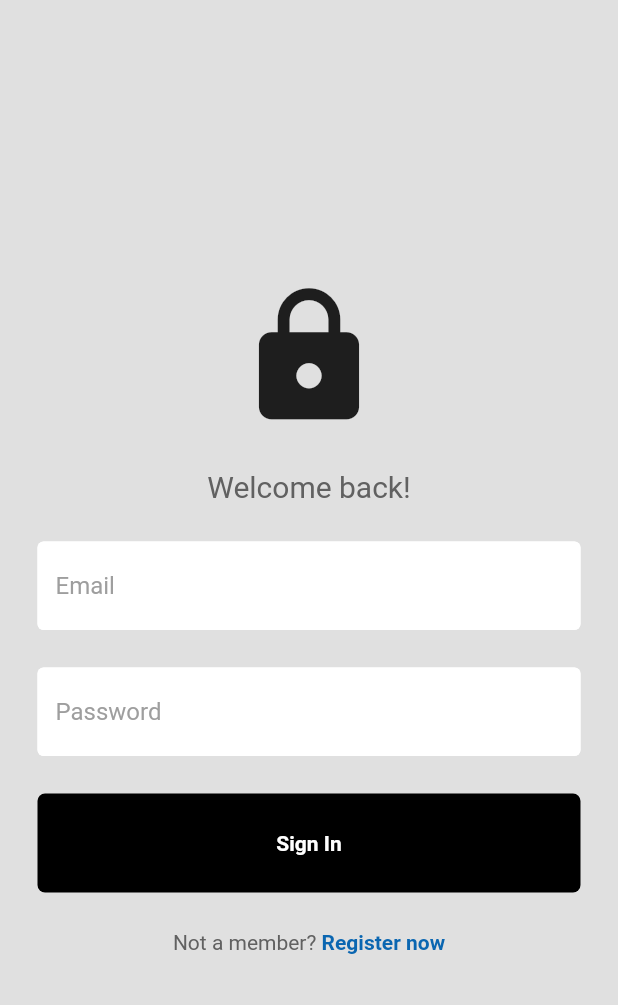
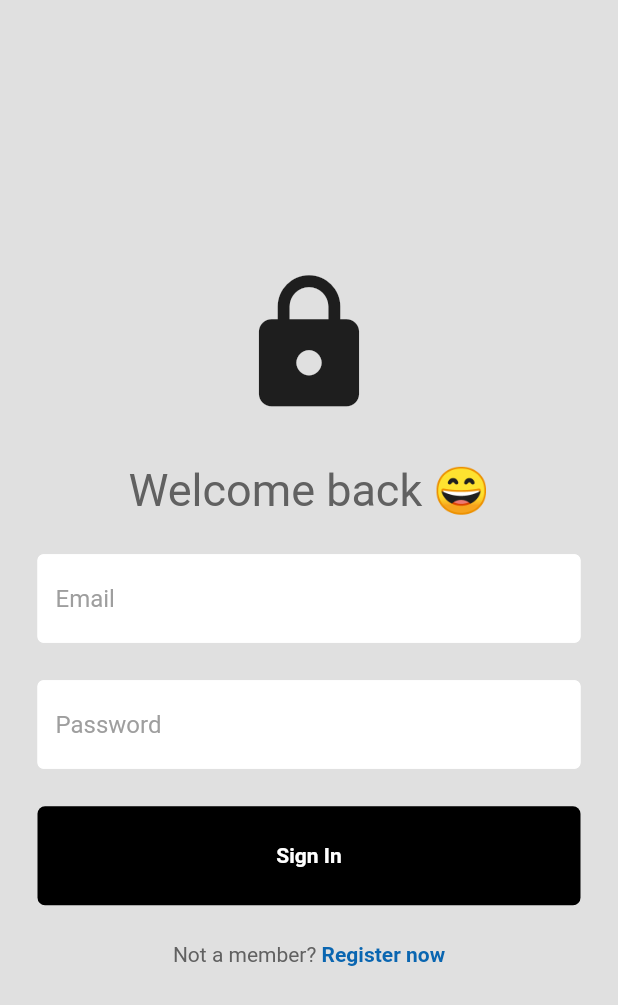
Before and after one commit to bhav-07/the_wall, a Flutter app: the screen it shows after launch, on a phone screen of 412 x 824 dp. Shown: the top 1005 px of the screen. Run offline on Flutter 3.47's test engine with Material 2 defaults, Android fonts, the phone set to English and light mode, and no system bars; our stand-ins replace cloud_firestore, firebase_auth, firebase_core; accounts and stored records are empty; generated files the repository leaves out were written again.

Commit message:
ui change

```diff
--- a/lib/pages/login_page.dart
+++ b/lib/pages/login_page.dart
@@ -66,11 +66,11 @@ class _LoginPageState extends State<LoginPage> {
                     size: 100,
                   ),
                   const SizedBox(
-                    height: 25,
+                    height: 30,
                   ),
                   Text(
-                    "Welcome back!",
-                    style: TextStyle(fontSize: 20, color: Colors.grey[700]),
+                    "Welcome back 😄",
+                    style: TextStyle(fontSize: 30, color: Colors.grey[700]),
                   ),
                   const SizedBox(height: 25),
                   MyTextField(
```
